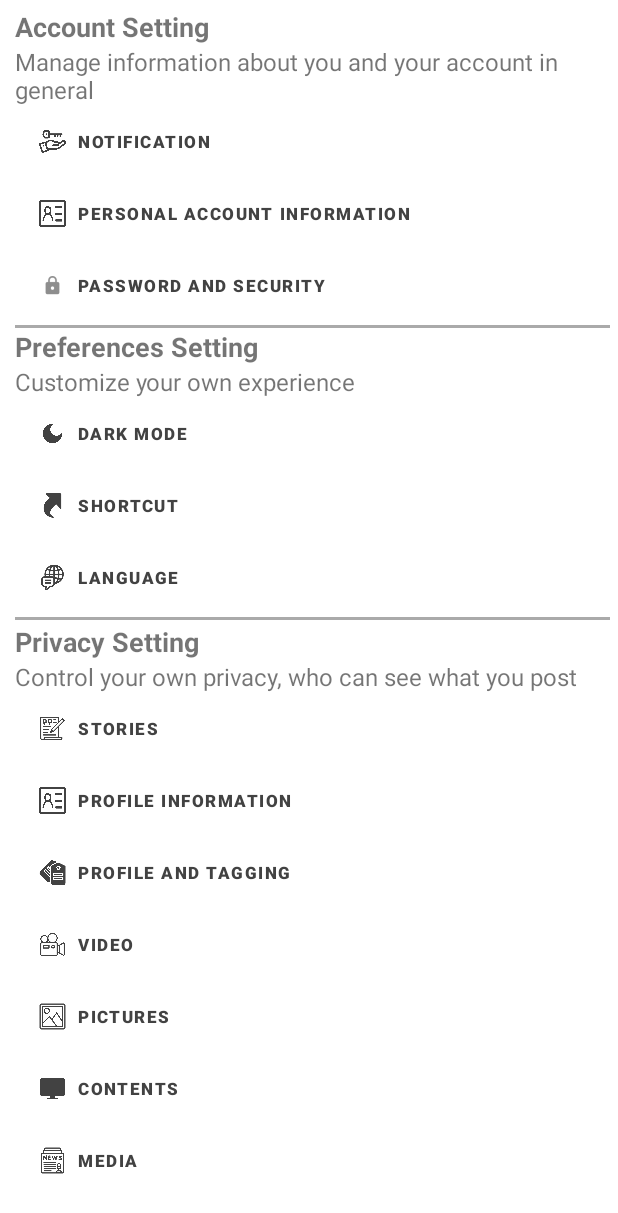
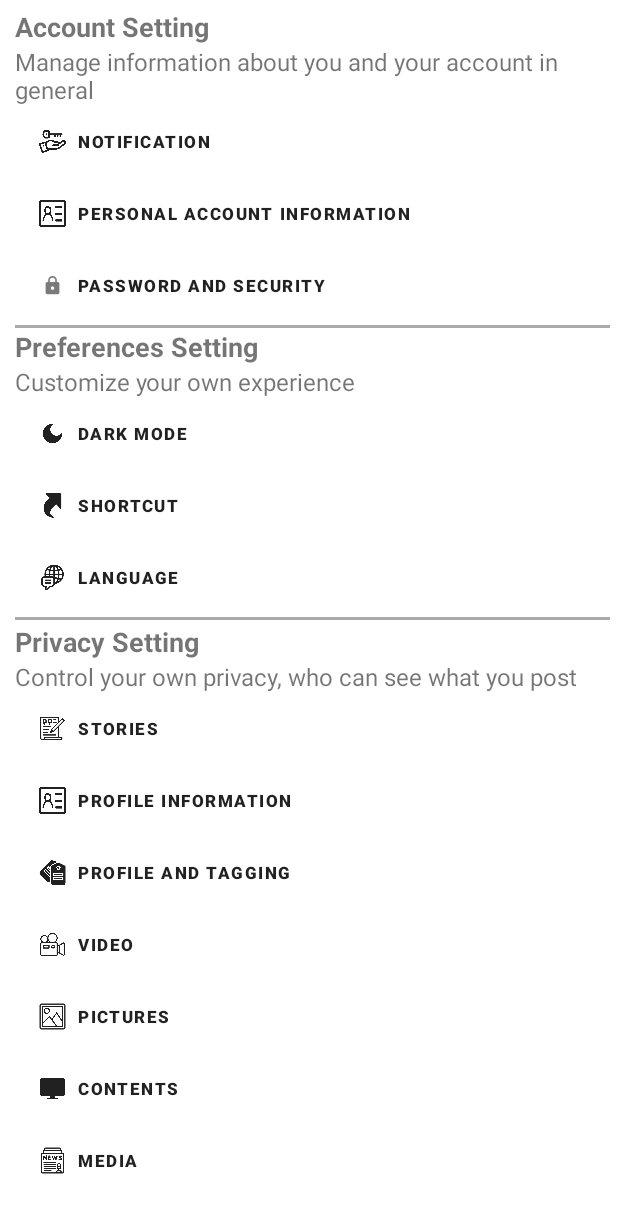
Before and after one commit to dakie2305/Project-Godchat, an Android app: the screen it shows after launch once a user with an empty profile is signed in (SettingActivity), on a phone screen of 412 x 824 dp. Shown: the top 1213 px of the screen. Run offline under Robolectric (Android 15) with nearby library versions, the phone set to English and light mode, and no system bars.

Commit message:
change text color
thay đổi màu sắc của chữ để tương phản tốt hơn

```diff
--- a/app/src/main/res/layout/activity_setting.xml
+++ b/app/src/main/res/layout/activity_setting.xml
@@ -39,11 +39,11 @@
                 android:textStyle="bold"
                 android:textAlignment="textStart"
                 android:textSize="11dp"
-                android:textColor="@color/cardview_dark_background"
+                android:textColor="@color/material_on_primary_emphasis_high_type"
                 android:id="@+id/btnNotification"
                 app:icon="@drawable/ownership"
                 app:iconSize="18dp"
-                app:iconTint="@color/cardview_dark_background"
+                app:iconTint="@color/material_on_primary_emphasis_high_type"
                 android:background="?android:attr/selectableItemBackground"/>
             <com.google.android.material.button.MaterialButton
                 android:layout_width="match_parent"
@@ -52,11 +52,11 @@
                 android:textStyle="bold"
                 android:textAlignment="textStart"
                 android:textSize="11dp"
-                android:textColor="@color/cardview_dark_background"
+                android:textColor="@color/material_on_primary_emphasis_high_type"
                 android:id="@+id/btnPersonalAccountMange"
                 app:icon="@drawable/personal_information_setting"
                 app:iconSize="18dp"
-                app:iconTint="@color/cardview_dark_background"
+                app:iconTint="@color/material_on_primary_emphasis_high_type"
                 android:background="?android:attr/selectableItemBackground"/>
             <com.google.android.material.button.MaterialButton
                 android:layout_width="match_parent"
@@ -65,11 +65,11 @@
                 android:textStyle="bold"
                 android:textAlignment="textStart"
                 android:textSize="11dp"
-                android:textColor="@color/cardview_dark_background"
+                android:textColor="@color/material_on_primary_emphasis_high_type"
                 android:id="@+id/btnPasswordManage"
                 app:icon="@drawable/password"
                 app:iconSize="18dp"
-                app:iconTint="@color/cardview_dark_background"
+                app:iconTint="@color/material_on_primary_emphasis_high_type"
                 android:background="?android:attr/selectableItemBackground"/>
 
             <View
@@ -99,11 +99,11 @@
                 android:textStyle="bold"
                 android:textAlignment="textStart"
                 android:textSize="11dp"
-                android:textColor="@color/cardview_dark_background"
+                android:textColor="@color/material_on_primary_emphasis_high_type"
                 android:id="@+id/btnDarkModeToggle"
                 app:icon="@drawable/darkmode_icon"
                 app:iconSize="18dp"
-                app:iconTint="@color/cardview_dark_background"
+                app:iconTint="@color/material_on_primary_emphasis_high_type"
                 android:background="?android:attr/selectableItemBackground"/>
             <com.google.android.material.button.MaterialButton
                 android:layout_width="match_parent"
@@ -112,11 +112,11 @@
                 android:textStyle="bold"
                 android:textAlignment="textStart"
                 android:textSize="11dp"
-                android:textColor="@color/cardview_dark_background"
+                android:textColor="@color/material_on_primary_emphasis_high_type"
                 android:id="@+id/btnShortCut"
                 app:icon="@drawable/shortcut_icon"
                 app:iconSize="18dp"
-                app:iconTint="@color/cardview_dark_background"
+                app:iconTint="@color/material_on_primary_emphasis_high_type"
                 android:background="?android:attr/selectableItemBackground"/>
             <com.google.android.material.button.MaterialButton
                 android:layout_width="match_parent"
@@ -125,11 +125,11 @@
                 android:textStyle="bold"
                 android:textAlignment="textStart"
                 android:textSize="11dp"
-                android:textColor="@color/cardview_dark_background"
+                android:textColor="@color/material_on_primary_emphasis_high_type"
                 android:id="@+id/btnLanguage"
                 app:icon="@drawable/language_icon"
                 app:iconSize="18dp"
-                app:iconTint="@color/cardview_dark_background"
+                app:iconTint="@color/material_on_primary_emphasis_high_type"
                 android:background="?android:attr/selectableItemBackground"/>
             <View
                 android:layout_width="match_parent"
@@ -159,11 +159,11 @@
                 android:textStyle="bold"
                 android:textAlignment="textStart"
                 android:textSize="11dp"
-                android:textColor="@color/cardview_dark_background"
+                android:textColor="@color/material_on_primary_emphasis_high_type"
                 android:id="@+id/btnStories"
                 app:icon="@drawable/story"
                 app:iconSize="18dp"
-                app:iconTint="@color/cardview_dark_background"
+                app:iconTint="@color/material_on_primary_emphasis_high_type"
                 android:background="?android:attr/selectableItemBackground"/>
             <com.google.android.material.button.MaterialButton
                 android:layout_width="match_parent"
@@ -172,11 +172,11 @@
                 android:textStyle="bold"
                 android:textAlignment="textStart"
                 android:textSize="11dp"
-                android:textColor="@color/cardview_dark_background"
+                android:textColor="@color/material_on_primary_emphasis_high_type"
                 android:id="@+id/btnProfileInfo"
                 app:icon="@drawable/personal_information_setting"
                 app:iconSize="18dp"
-                app:iconTint="@color/cardview_dark_background"
+                app:iconTint="@color/material_on_primary_emphasis_high_type"
                 android:background="?android:attr/selectableItemBackground"/>
             <com.google.android.material.button.MaterialButton
                 android:layout_width="match_parent"
@@ -185,11 +185,11 @@
                 android:textStyle="bold"
                 android:textAlignment="textStart"
                 android:textSize="11dp"
-                android:textColor="@color/cardview_dark_background"
+                android:textColor="@color/material_on_primary_emphasis_high_type"
                 android:id="@+id/btnProfileTag"
                 app:icon="@drawable/tags"
                 app:iconSize="18dp"
-                app:iconTint="@color/cardview_dark_background"
+                app:iconTint="@color/material_on_primary_emphasis_high_type"
                 android:background="?android:attr/selectableItemBackground"/>
             <com.google.android.material.button.MaterialButton
                 android:layout_width="match_parent"
@@ -198,11 +198,11 @@
                 android:textStyle="bold"
                 android:textAlignment="textStart"
                 android:textSize="11dp"
-                android:textColor="@color/cardview_dark_background"
+                android:textColor="@color/material_on_primary_emphasis_high_type"
                 android:id="@+id/btnVideo"
                 app:icon="@drawable/video_icon"
                 app:iconSize="18dp"
-                app:iconTint="@color/cardview_dark_background"
+                app:iconTint="@color/material_on_primary_emphasis_high_type"
                 android:background="?android:attr/selectableItemBackground"/>
             <com.google.android.material.button.MaterialButton
                 android:layout_width="match_parent"
@@ -211,11 +211,11 @@
                 android:textStyle="bold"
                 android:textAlignment="textStart"
                 android:textSize="11dp"
-                android:textColor="@color/cardview_dark_background"
+                android:textColor="@color/material_on_primary_emphasis_high_type"
                 android:id="@+id/btnPictures"
                 app:icon="@drawable/pictures_icon"
                 app:iconSize="18dp"
-                app:iconTint="@color/cardview_dark_background"
+                app:iconTint="@color/material_on_primary_emphasis_high_type"
                 android:background="?android:attr/selectableItemBackground"/>
 
             <com.google.android.material.button.MaterialButton
@@ -225,12 +225,12 @@
                 android:background="?android:attr/selectableItemBackground"
                 android:text="@string/Contents"
                 android:textAlignment="textStart"
-                android:textColor="@color/cardview_dark_background"
+                android:textColor="@color/material_on_primary_emphasis_high_type"
                 android:textSize="11dp"
                 android:textStyle="bold"
                 app:icon="@drawable/content_icon"
                 app:iconSize="18dp"
-                app:iconTint="@color/cardview_dark_background" />
+                app:iconTint="@color/material_on_primary_emphasis_high_type" />
 
             <com.google.android.material.button.MaterialButton
                 android:layout_width="match_parent"
@@ -239,11 +239,11 @@
                 android:textStyle="bold"
                 android:textAlignment="textStart"
                 android:textSize="11dp"
-                android:textColor="@color/cardview_dark_background"
+                android:textColor="@color/material_on_primary_emphasis_high_type"
                 android:id="@+id/btnMedia"
                 app:icon="@drawable/media_icon"
                 app:iconSize="18dp"
-                app:iconTint="@color/cardview_dark_background"
+                app:iconTint="@color/material_on_primary_emphasis_high_type"
                 android:background="?android:attr/selectableItemBackground"/>
 
         </LinearLayout>
--- a/app/src/main/res/values-night/themes.xml
+++ b/app/src/main/res/values-night/themes.xml
@@ -4,7 +4,7 @@
         <!-- Primary brand color. -->
         <item name="colorPrimary">@color/purple_200</item>
         <item name="colorPrimaryVariant">@color/purple_700</item>
-        <item name="colorOnPrimary">@color/black</item>
+        <item name="colorOnPrimary">@color/white</item>
         <!-- Secondary brand color. -->
         <item name="colorSecondary">@color/teal_200</item>
         <item name="colorSecondaryVariant">@color/teal_200</item>
@@ -14,6 +14,7 @@
         <!-- Customize your theme here. -->
         <item name="android:textColorPrimary">@color/white</item>
 
+
     </style>
 
     <style name="ThemeOverlay.Project_Chat_Group.FullscreenContainer" parent="">
--- a/app/src/main/res/values/colors.xml
+++ b/app/src/main/res/values/colors.xml
@@ -12,4 +12,5 @@
     <color name="light_blue_A200">#FF40C4FF</color>
     <color name="light_blue_A400">#FF00B0FF</color>
     <color name="black_overlay">#66000000</color>
+    <color name="test">#fafafa</color>
 </resources>
--- a/app/src/main/res/values/themes.xml
+++ b/app/src/main/res/values/themes.xml
@@ -4,7 +4,7 @@
         <!-- Primary brand color. -->
         <item name="colorPrimary">@color/purple_500</item>
         <item name="colorPrimaryVariant">@color/purple_700</item>
-        <item name="colorOnPrimary">@color/white</item>
+        <item name="colorOnPrimary">@color/black</item>
         <!-- Secondary brand color. -->
         <item name="colorSecondary">@color/teal_200</item>
         <item name="colorSecondaryVariant">@color/teal_700</item>
@@ -12,6 +12,7 @@
         <!-- Status bar color. -->
         <item name="android:statusBarColor" tools:targetApi="l">?attr/colorPrimaryVariant</item>
         <!-- Customize your theme here. -->
+
 
     </style>
 
```
Also changed, not shown: app/src/main/res/layout/activity_notification.xml (+7 -7 lines), app/src/main/res/layout/activity_password_and_security_setting.xml (+6 -6 lines), app/src/main/res/layout/activity_personal_information_setting.xml (+8 -8 lines), app/src/main/res/layout/activity_ringtone_select.xml (+19 -19 lines).
